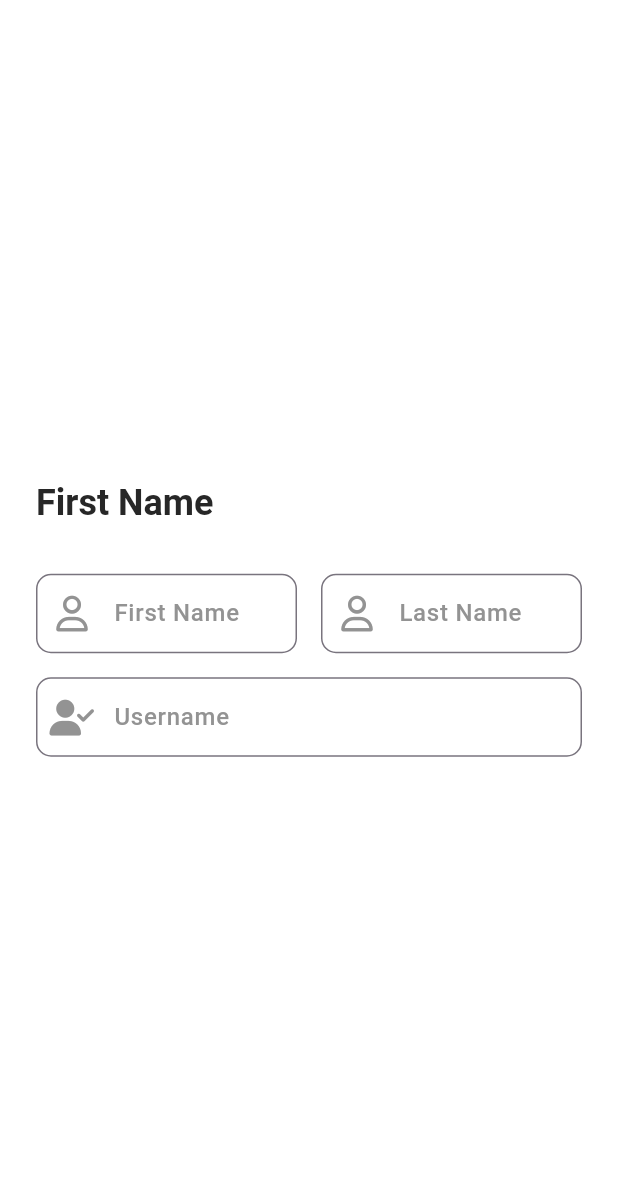
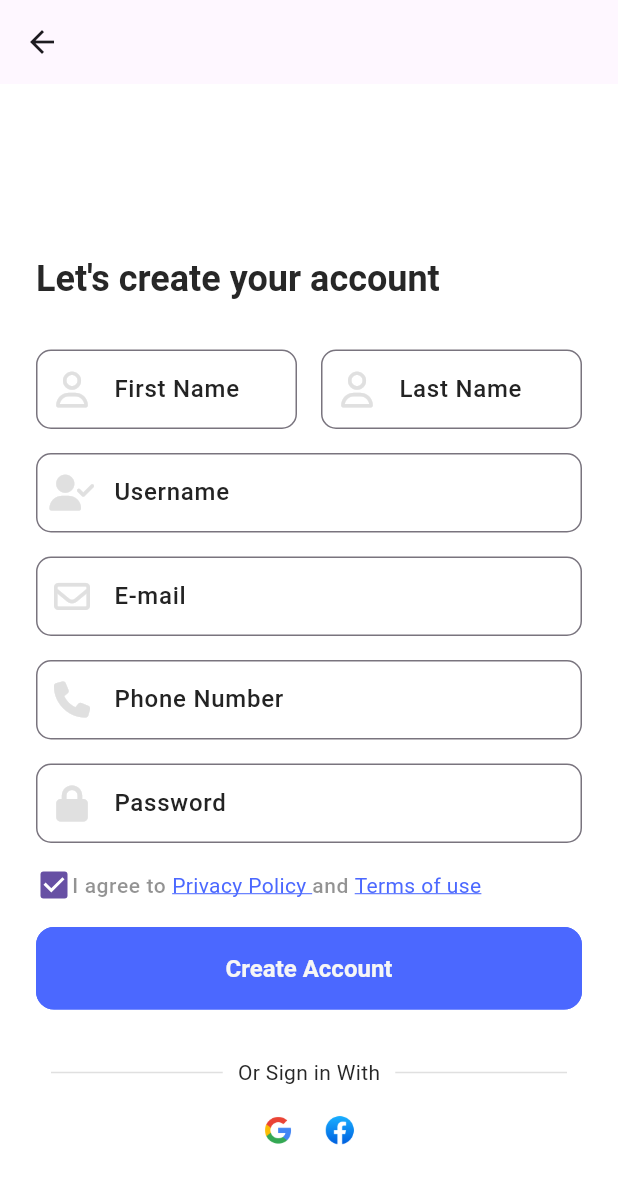
Before and after one commit to hitchcliff/flutter-ecommerce-app, a Flutter app: the CreateAccount screen opened directly, on a phone screen of 412 x 824 dp. Shown: the top 1184 px of the screen. Run offline on Flutter 3.47's test engine with Material 3 defaults, Android fonts, the light colour scheme and no system bars; our stand-ins replace font_awesome_flutter, get, smooth_page_indicator; Roboto replaces fonts that are missing (Poppins).

Commit message:
create account form

```diff
--- a/lib/components/register_form.dart
+++ b/lib/components/register_form.dart
@@ -1,6 +1,8 @@
 import 'package:flutter/material.dart';
 import 'package:font_awesome_flutter/font_awesome_flutter.dart';
+import 'package:single_store_ecommerce/components/signin_with.dart';
 import 'package:single_store_ecommerce/extensions/list_space_between.dart';
+import 'package:single_store_ecommerce/utils/constants/colors.dart';
 import 'package:single_store_ecommerce/utils/constants/sizes.dart';
 import 'package:single_store_ecommerce/utils/constants/text_strings.dart';
 
@@ -9,6 +11,8 @@ class RegisterForm extends StatelessWidget {
 
   @override
   Widget build(BuildContext context) {
+    final theme = Theme.of(context);
+
     return Form(
       child: Column(
         children: [
@@ -38,6 +42,64 @@ class RegisterForm extends StatelessWidget {
               labelText: MyTexts.registerUsername,
             ),
           ),
+          TextFormField(
+            decoration: const InputDecoration(
+              prefixIcon: Icon(FontAwesomeIcons.envelope),
+              labelText: MyTexts.registerEmail,
+            ),
+          ),
+          TextFormField(
+            decoration: const InputDecoration(
+              prefixIcon: Icon(FontAwesomeIcons.phone),
+              labelText: MyTexts.registerPhoneNumber,
+            ),
+          ),
+          TextFormField(
+            decoration: const InputDecoration(
+              prefixIcon: Icon(FontAwesomeIcons.lock),
+              labelText: MyTexts.registerPassword,
+            ),
+          ),
+          Row(
+            children: [
+              SizedBox(
+                  width: 24,
+                  height: 24,
+                  child: Checkbox(value: true, onChanged: (value) {})),
+              Text.rich(
+                TextSpan(
+                  children: [
+                    TextSpan(
+                        text: "I agree to ", style: theme.textTheme.bodySmall),
+                    TextSpan(
+                      text: "Privacy Policy ",
+                      style: theme.textTheme.bodyMedium!.apply(
+                        decoration: TextDecoration.underline,
+                        color: MyColors.primary,
+                        decorationColor: MyColors.primary,
+                      ),
+                    ),
+                    TextSpan(text: "and ", style: theme.textTheme.bodySmall),
+                    TextSpan(
+                      text: "Terms of use",
+                      style: theme.textTheme.bodyMedium!.apply(
+                        decoration: TextDecoration.underline,
+                        color: MyColors.primary,
+                        decorationColor: MyColors.primary,
+                      ),
+                    ),
+                  ],
+                ),
+              ),
+            ],
+          ),
+          SizedBox(
+            width: double.infinity,
+            child: ElevatedButton(
+              onPressed: () {},
+              child: const Text(MyTexts.registerCreateAccount),
+            ),
+          ),
         ].gap(height: MySizes.spaceBtwItems),
       ),
     );
--- a/lib/screens/create_account.dart
+++ b/lib/screens/create_account.dart
@@ -1,6 +1,7 @@
 import 'package:flutter/material.dart';
 import 'package:single_store_ecommerce/components/fullscreen_container.dart';
 import 'package:single_store_ecommerce/components/register_form.dart';
+import 'package:single_store_ecommerce/components/signin_with.dart';
 import 'package:single_store_ecommerce/extensions/list_space_between.dart';
 import 'package:single_store_ecommerce/utils/constants/sizes.dart';
 import 'package:single_store_ecommerce/utils/constants/text_strings.dart';
@@ -13,6 +14,7 @@ class CreateAccount extends StatelessWidget {
     ThemeData theme = Theme.of(context);
 
     return Scaffold(
+      appBar: AppBar(),
       body: SafeArea(
         child: FullscreenContainer(
           child: Column(
@@ -25,6 +27,7 @@ class CreateAccount extends StatelessWidget {
                 textAlign: TextAlign.left,
               ),
               const RegisterForm(),
+              const SigninWith(),
             ].gap(height: MySizes.spaceBtwSections),
           ),
         ),
--- a/lib/utils/constants/text_strings.dart
+++ b/lib/utils/constants/text_strings.dart
@@ -26,7 +26,7 @@ class MyTexts {
   static const String loginDivider = "Or Sign in With";
 
   // Signup Texts
-  static const String registerTitle = "First Name";
+  static const String registerTitle = "Let's create your account";
   static const String registerFirstName = "First Name";
   static const String registerLastName = "Last Name";
   static const String registerUsername = "Username";
--- a/lib/utils/theme/input_decoration.dart
+++ b/lib/utils/theme/input_decoration.dart
@@ -3,13 +3,28 @@ import 'package:single_store_ecommerce/utils/constants/colors.dart';
 import 'package:single_store_ecommerce/utils/constants/sizes.dart';
 
 class MyInputDecorationTheme {
+  static InputDecorationTheme light = InputDecorationTheme(
+    suffixIconColor: MyColors.grey,
+    prefixIconColor: MyColors.grey,
+    labelStyle:
+        const TextStyle(fontSize: MySizes.fontSizeMd, color: MyColors.black),
+    border: const OutlineInputBorder().copyWith(
+      borderSide: const BorderSide(width: 1, color: MyColors.grey),
+      borderRadius: BorderRadius.circular(10),
+    ),
+    focusedBorder: const OutlineInputBorder().copyWith(
+      borderSide: const BorderSide(width: 1, color: MyColors.black),
+      borderRadius: BorderRadius.circular(10),
+    ),
+  );
+
   static InputDecorationTheme dark = InputDecorationTheme(
-    suffixIconColor: MyColors.darkGrey,
-    prefixIconColor: MyColors.darkGrey,
+    suffixIconColor: MyColors.softGrey,
+    prefixIconColor: MyColors.softGrey,
     labelStyle:
-        const TextStyle(fontSize: MySizes.fontSizeMd, color: MyColors.darkGrey),
+        const TextStyle(fontSize: MySizes.fontSizeMd, color: MyColors.white),
     border: const OutlineInputBorder().copyWith(
-      borderSide: const BorderSide(width: 1, color: MyColors.darkGrey),
+      borderSide: const BorderSide(width: 1, color: MyColors.white),
       borderRadius: BorderRadius.circular(10),
     ),
     focusedBorder: const OutlineInputBorder().copyWith(
@@ -17,19 +32,4 @@ class MyInputDecorationTheme {
       borderRadius: BorderRadius.circular(10),
     ),
   );
-
-  static InputDecorationTheme light = InputDecorationTheme(
-    suffixIconColor: MyColors.darkGrey,
-    prefixIconColor: MyColors.darkGrey,
-    labelStyle:
-        const TextStyle(fontSize: MySizes.fontSizeMd, color: MyColors.darkGrey),
-    border: const OutlineInputBorder().copyWith(
-      borderSide: const BorderSide(width: 1, color: MyColors.darkGrey),
-      borderRadius: BorderRadius.circular(10),
-    ),
-    focusedBorder: const OutlineInputBorder().copyWith(
-      borderSide: const BorderSide(width: 1, color: MyColors.black),
-      borderRadius: BorderRadius.circular(10),
-    ),
-  );
 }
```
